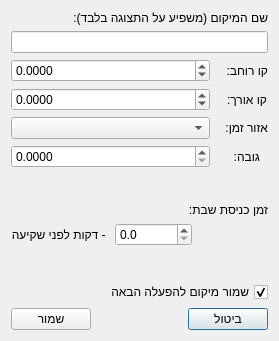
Qt form changelocation.ui (MosheWagner/luach) before a commit.
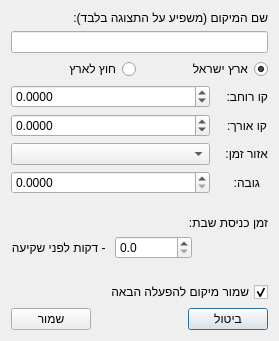
The same form after that commit.

What changed in the file:
```diff
--- a/changelocation.ui
+++ b/changelocation.ui
@@ -27,6 +27,30 @@
    <item>
     <widget class="QLineEdit" name="locationLine"/>
    </item>
+   <item>
+    <layout class="QHBoxLayout" name="horizontalLayout_3">
+     <property name="topMargin">
+      <number>0</number>
+     </property>
+     <item>
+      <widget class="QRadioButton" name="isIl">
+       <property name="text">
+        <string>ארץ ישראל</string>
+       </property>
+       <property name="checked">
+        <bool>true</bool>
+       </property>
+      </widget>
+     </item>
+     <item>
+      <widget class="QRadioButton" name="isHool">
+       <property name="text">
+        <string>חוץ לארץ</string>
+       </property>
+      </widget>
+     </item>
+    </layout>
+   </item>
    <item>
     <layout class="QFormLayout" name="formLayout">
      <property name="fieldGrowthPolicy">
```
